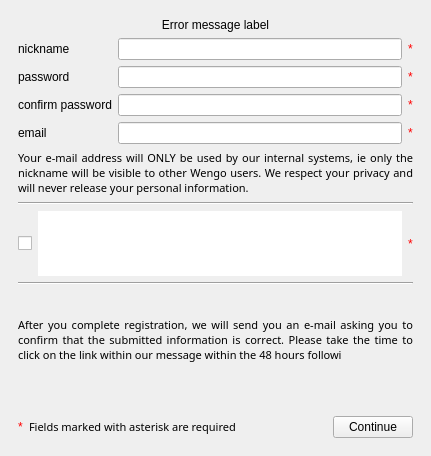
tkrotoff/WengoPhone, file wengophone/src/presentation/qt/webservices/subscribe/Subscribe.ui: the form before one commit.
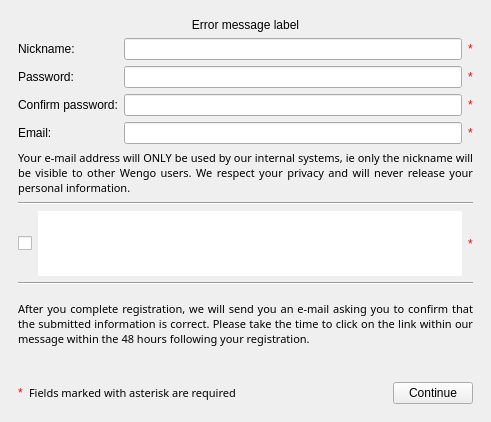
The form after the commit. The open tabs and pages were chosen to show the change. Icons and pictures are not drawn.

Commit message: QtWengoPhone uses UIC approach

```diff
--- a/wengophone/src/presentation/qt/webservices/subscribe/Subscribe.ui
+++ b/wengophone/src/presentation/qt/webservices/subscribe/Subscribe.ui
@@ -8,8 +8,8 @@
    <rect>
     <x>0</x>
     <y>0</y>
-    <width>431</width>
-    <height>456</height>
+    <width>491</width>
+    <height>422</height>
    </rect>
   </property>
   <property name="windowTitle" >
@@ -66,7 +66,7 @@
          <item row="0" column="0" >
           <widget class="QLabel" name="NicknameLabel" >
            <property name="text" >
-            <string>nickname</string>
+            <string>Nickname:</string>
            </property>
           </widget>
          </item>
@@ -345,14 +345,14 @@
          <item row="3" column="0" >
           <widget class="QLabel" name="label" >
            <property name="text" >
-            <string>email</string>
+            <string>Email:</string>
            </property>
           </widget>
          </item>
          <item row="2" column="0" >
           <widget class="QLabel" name="ConfirmPasswordLabel" >
            <property name="text" >
-            <string>confirm password</string>
+            <string>Confirm password:</string>
            </property>
           </widget>
          </item>
@@ -362,7 +362,7 @@
          <item row="1" column="0" >
           <widget class="QLabel" name="PasswordLabel" >
            <property name="text" >
-            <string>password</string>
+            <string>Password:</string>
            </property>
           </widget>
          </item>
@@ -1208,7 +1208,7 @@
           </font>
          </property>
          <property name="text" >
-          <string>&lt;html>&lt;head>&lt;meta name="qrichtext" content="1" />&lt;/head>&lt;body style=" white-space: pre-wrap; font-family:Sans Serif; font-size:8pt; font-weight:400; font-style:normal; text-decoration:none;">&lt;p style=" margin-top:0px; margin-bottom:0px; margin-left:0px; margin-right:0px; -qt-block-indent:0; text-indent:0px;">Your e-mail address will ONLY be used by our internal systems, ie only the nickname will be visible to other Wengo users. We respect your privacy and will never release your personal information.&lt;/p>&lt;/body>&lt;/html></string>
+          <string>Your e-mail address will ONLY be used by our internal systems, ie only the nickname will be visible to other Wengo users. We respect your privacy and will never release your personal information.</string>
          </property>
          <property name="scaledContents" >
           <bool>false</bool>
@@ -1597,7 +1597,7 @@
           </font>
          </property>
          <property name="text" >
-          <string>&lt;html>&lt;head>&lt;meta name="qrichtext" content="1" />&lt;/head>&lt;body style=" white-space: pre-wrap; font-family:Sans Serif; font-size:8pt; font-weight:400; font-style:normal; text-decoration:none;">&lt;p style=" margin-top:0px; margin-bottom:0px; margin-left:0px; margin-right:0px; -qt-block-indent:0; text-indent:0px;">After you complete registration, we will send you an e-mail asking you to confirm that the submitted information is correct. Please take the time to click on the link within our message within the 48 hours followi&lt;/p>&lt;/body>&lt;/html></string>
+          <string>After you complete registration, we will send you an e-mail asking you to confirm that the submitted information is correct. Please take the time to click on the link within our message within the 48 hours following your registration.</string>
          </property>
          <property name="alignment" >
           <set>Qt::AlignJustify|Qt::AlignVCenter</set>
@@ -1925,7 +1925,7 @@
               </font>
              </property>
              <property name="text" >
-              <string>&lt;html>&lt;head>&lt;meta name="qrichtext" content="1" />&lt;/head>&lt;body style=" white-space: pre-wrap; font-family:Sans Serif; font-size:8pt; font-weight:400; font-style:normal; text-decoration:none;">&lt;p style=" margin-top:0px; margin-bottom:0px; margin-left:0px; margin-right:0px; -qt-block-indent:0; text-indent:0px;">Fields marked with asterisk are required&lt;/p>&lt;/body>&lt;/html></string>
+              <string>Fields marked with asterisk are required</string>
              </property>
             </widget>
            </item>
```
Left out of the diff: 12 changed lines with no effect on the pictures. The commit also changes 3 other files.
